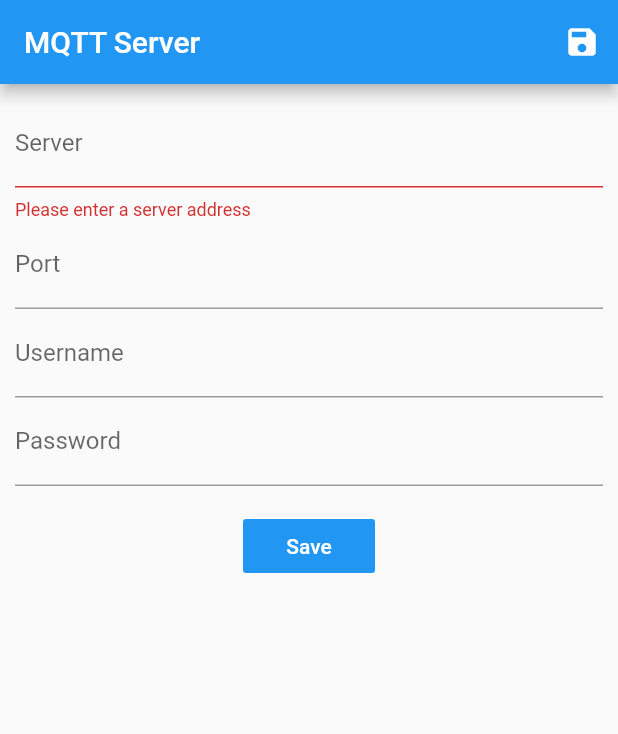
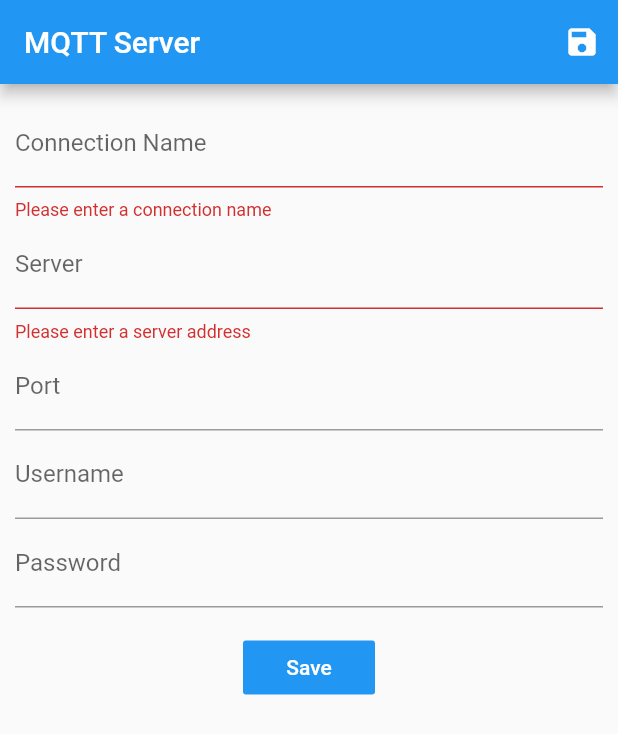
Before and after one commit to eniot/mobile-mqtt-dash, a Flutter app: the screen it shows after launch, after a tap on "Save", on a phone screen of 412 x 824 dp. Shown: the top 734 px of the screen. Run offline on Flutter 3.47's test engine with Material 2 defaults, Android fonts, the phone set to English and light mode, and no system bars; our stand-ins replace random_string, shared_preferences; missing offline and left inert: mqtt_client; statements that could not run were skipped.

Commit message:
Adding servers

```diff
--- a/lib/main.dart
+++ b/lib/main.dart
@@ -17,23 +17,30 @@ class MainApp extends StatefulWidget {
 class MainAppState extends State<MainApp> {
   Mqtt mqtt;
   ServerList _serverList;
+  Servers _servers;
 
   MainAppState() {
-    _serverList = new ServerList(
-      servers: new Servers(onChange: (name, currInfo) {
+    _servers = new Servers(onChange: (name, currInfo) {
       setState(() {
         currServerInfo = currInfo;
+        if(mqtt != null) mqtt.disconnect();
         mqtt = new Mqtt(currServerInfo);
       });
     }, onEmpty: () {
       _newServerForm();
-      }),
-    );
+    });
+    _serverList = new ServerList(servers: _servers);
+  }
+
+  @override
+  void initState() {
+    super.initState();
+    mqtt.connect();
   }
 
   @override
   Widget build(BuildContext context) {
-    return Scaffold(
+    return new Scaffold(
       appBar: AppBar(
         title: Text(title),
         actions: <Widget>[
@@ -59,9 +66,14 @@ class MainAppState extends State<MainApp> {
   }
 
   void _newServerForm() {
-    Navigator.pushAndRemoveUntil(
-        context,
-        MaterialPageRoute(builder: (context) => ServerForm()),
-        ModalRoute.withName('/'));
+    Navigator.of(context).push(
+      MaterialPageRoute(
+        builder: (context) => ServerForm((name, sInfo) {
+              _servers.add(name, sInfo);
+              _servers.select(name);
+              _servers.save();
+            }),
+      ),
+    );
   }
 }
--- a/lib/server_form.dart
+++ b/lib/server_form.dart
@@ -1,33 +1,57 @@
 import 'package:eniot_dash/src/server.dart';
 import 'package:flutter/material.dart';
+import 'package:mqtt_client/mqtt_client.dart';
+import 'package:random_string/random_string.dart' as random;
+
+typedef ServerFormSubmitCallback = void Function(String, ServerInfo);
 
 class ServerForm extends StatefulWidget {
   final ServerInfo info;
+  final ServerFormSubmitCallback onSubmit;
 
-  const ServerForm({Key key, this.info}) : super(key: key);
+  const ServerForm(this.onSubmit, {Key key, this.info}) : super(key: key);
   @override
   State<StatefulWidget> createState() =>
-      _ServerFormState(info ?? new ServerInfo());
+      _ServerFormState(info ?? new ServerInfo(), onSubmit);
 }
 
 class _ServerFormState extends State {
   final ServerInfo info;
+  final ServerFormSubmitCallback onSubmit;
   final _formKey = GlobalKey<FormState>();
-  _ServerFormState(this.info);
+  final _nameController = TextEditingController();
+  final _serverController = TextEditingController();
+  final _portController = TextEditingController();
+  final _usernameController = TextEditingController();
+  final _passwordController = TextEditingController();
+
+  _ServerFormState(this.info, this.onSubmit);
+
+  @override
+  void dispose() {
+    _nameController.dispose();
+    _serverController.dispose();
+    _portController.dispose();
+    _usernameController.dispose();
+    _passwordController.dispose();
+    super.dispose();
+  }
+
   @override
   Widget build(BuildContext context) {
-    return Scaffold(
+    return new WillPopScope(
+      child: Scaffold(
         appBar: PreferredSize(
           preferredSize: const Size(double.infinity, kToolbarHeight),
           child: Builder(
-          builder: (scontext) => AppBar(
+            builder: (preferredSizeContext) => AppBar(
                   title: Text("MQTT Server"),
                   automaticallyImplyLeading: false,
                   actions: <Widget>[
                     IconButton(
                       icon: Icon(Icons.save),
                       onPressed: () {
-                      _save(scontext);
+                        _save(preferredSizeContext);
                       },
                     ),
                   ],
@@ -35,36 +59,28 @@ class _ServerFormState extends State {
           ),
         ),
         body: Builder(
-        builder: (scontext) => SingleChildScrollView(
-              child: _form(scontext),
-            ),
-      ),
-    );
-  }
-
-  _save(BuildContext context) {
-    if (!_formKey.currentState.validate()) return;
-    final snackBar = SnackBar(content: Text('Trying to connect...'));
-    Scaffold.of(context).showSnackBar(snackBar);
-  }
-
-  Widget _form(BuildContext context) {
-    return Padding(
+          builder: (scaffoldContext) => SingleChildScrollView(
+                child: Padding(
                   padding: EdgeInsets.all(10.0),
                   child: Form(
                     key: _formKey,
                     child: Column(
                       crossAxisAlignment: CrossAxisAlignment.start,
-            children: _formFields(context)),
+                      children: [
+                        TextFormField(
+                          controller: _nameController,
+                          decoration: InputDecoration(
+                              labelText: "Connection Name", hintText: "My Home MQTT"),
+                          validator: (value) {
+                            if (value.isEmpty) {
+                              return 'Please enter a connection name';
+                            }
+                          },
                         ),
-    );
-  }
-
-  List<Widget> _formFields(BuildContext context) {
-    return [
                         TextFormField(
-        decoration:
-            InputDecoration(labelText: "Server", hintText: "mqtt.local"),
+                          controller: _serverController,
+                          decoration: InputDecoration(
+                              labelText: "Server", hintText: "mqtt.local"),
                           validator: (value) {
                             if (value.isEmpty) {
                               return 'Please enter a server address';
@@ -72,18 +88,23 @@ class _ServerFormState extends State {
                           },
                         ),
                         TextFormField(
+                          controller: _portController,
                           keyboardType: TextInputType.number,
-        decoration: InputDecoration(labelText: "Port", hintText: "1883"),
+                          decoration: InputDecoration(
+                              labelText: "Port", hintText: "1883"),
                           validator: (value) {
-          if (value.isNotEmpty && int.tryParse(value) != null) {
+                            if (value.isNotEmpty &&
+                                int.tryParse(value) == null) {
                               return 'Please enter a port number';
                             }
                           },
                         ),
                         TextFormField(
+                          controller: _usernameController,
                           decoration: InputDecoration(labelText: "Username"),
                         ),
                         TextFormField(
+                          controller: _passwordController,
                           decoration: InputDecoration(labelText: "Password"),
                         ),
                         Center(
@@ -93,12 +114,76 @@ class _ServerFormState extends State {
                               color: Colors.blue,
                               textColor: Colors.white,
                               onPressed: () {
-              _save(context);
+                                _save(scaffoldContext);
                               },
                               child: Text('Save'),
                             ),
                           ),
                         ),
-    ];
+                      ],
+                    ),
+                  ),
+                ),
+              ),
+        ),
+      ),
+      onWillPop: () {
+        return new Future(() => false);
+      },
+    );
+  }
+
+  _save(BuildContext childContext) async {
+    if (!_formKey.currentState.validate()) return;
+
+    final sInfo = new ServerInfo();
+    sInfo.clientId = random.randomAlphaNumeric(10);
+    sInfo.server = _serverController.text;
+    sInfo.port =
+        int.tryParse(_portController.text) ?? Constants.defaultMqttPort;
+    sInfo.username = _usernameController.text;
+    sInfo.password = _passwordController.text;
+
+    final snackBar = SnackBar(content: Text('Trying to connect...'));
+    Scaffold.of(childContext).showSnackBar(snackBar);
+    final mqtt = MqttClient.withPort(
+        sInfo.server.trim(), sInfo.clientId.trim(), sInfo.port);
+    try {
+      await mqtt.connect(sInfo.username.trim(), sInfo.password.trim());
+      mqtt.disconnect();
+      Scaffold.of(childContext).hideCurrentSnackBar();
+      _submit(childContext, sInfo);
+    } on Exception catch (_) {
+      Scaffold.of(childContext).hideCurrentSnackBar();
+      mqtt.disconnect();
+      showDialog(
+        context: childContext,
+        builder: (alertContext) => AlertDialog(
+              title: new Text("MQTT Connection Failed"),
+              content: new Text("Do you want to save the configuration?"),
+              actions: <Widget>[
+                new FlatButton(
+                  textColor: Colors.grey,
+                  child: new Text("Yes"),
+                  onPressed: () {
+                    Navigator.of(alertContext).pop();
+                    _submit(childContext, sInfo);
+                  },
+                ),
+                new FlatButton(
+                  child: new Text("No"),
+                  onPressed: () {
+                    Navigator.of(alertContext).pop();
+                  },
+                ),
+              ],
+            ),
+      );
     }
   }
+
+  void _submit(BuildContext childContext, ServerInfo sInfo) {
+    if(onSubmit != null) onSubmit(_nameController.text.trim(), sInfo);
+    Navigator.of(context).pop();
+  }
+}
--- a/lib/src/server.dart
+++ b/lib/src/server.dart
@@ -66,6 +66,7 @@ class Servers {
       add(name, ServerInfo.fromJson(server));
     });
     if (servers.isEmpty) onEmpty();
+    else select(servers.keys.first);
   }
 
   Map<String, dynamic> toJson() => servers;
--- a/pubspec.yaml
+++ b/pubspec.yaml
@@ -21,6 +21,7 @@ dependencies:
   cupertino_icons: ^0.1.2
   shared_preferences: ^0.4.3
   mqtt_client: ^5.3.0
+  random_string: ^0.0.2
 
 dev_dependencies:
   flutter_test:
```
Also changed, not shown: lib/src/mqtt.dart (+17 -8 lines). Lines whose indentation alone changed are shown as unchanged.
